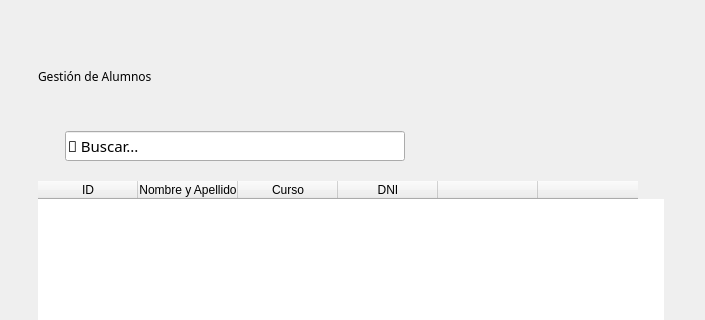
Qt form blustock/ui/screens_uis/alumnos.ui (MaxAPBusiness/Blustock) before a commit; both pictures show x 0 to 705 and y 0 to 320 of the 705 by 496 pixel window.
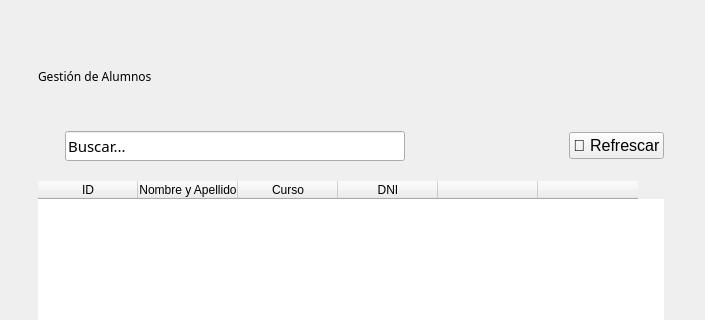
The same form after that commit. Icons and pictures are not drawn.

Patch:
```diff
--- a/blustock/ui/screens_uis/alumnos.ui
+++ b/blustock/ui/screens_uis/alumnos.ui
@@ -107,7 +107,7 @@
           <string notr="true"/>
          </property>
          <property name="text">
-          <string>🔎 Buscar...</string>
+          <string>Buscar...</string>
          </property>
          <property name="placeholderText">
           <string>Buscar...</string>
@@ -127,6 +127,18 @@
          </property>
         </spacer>
        </item>
+       <item>
+        <widget class="QPushButton" name="pushButton">
+         <property name="font">
+          <font>
+           <pointsize>12</pointsize>
+          </font>
+         </property>
+         <property name="text">
+          <string>🔄 Refrescar</string>
+         </property>
+        </widget>
+       </item>
       </layout>
      </item>
      <item>
```
